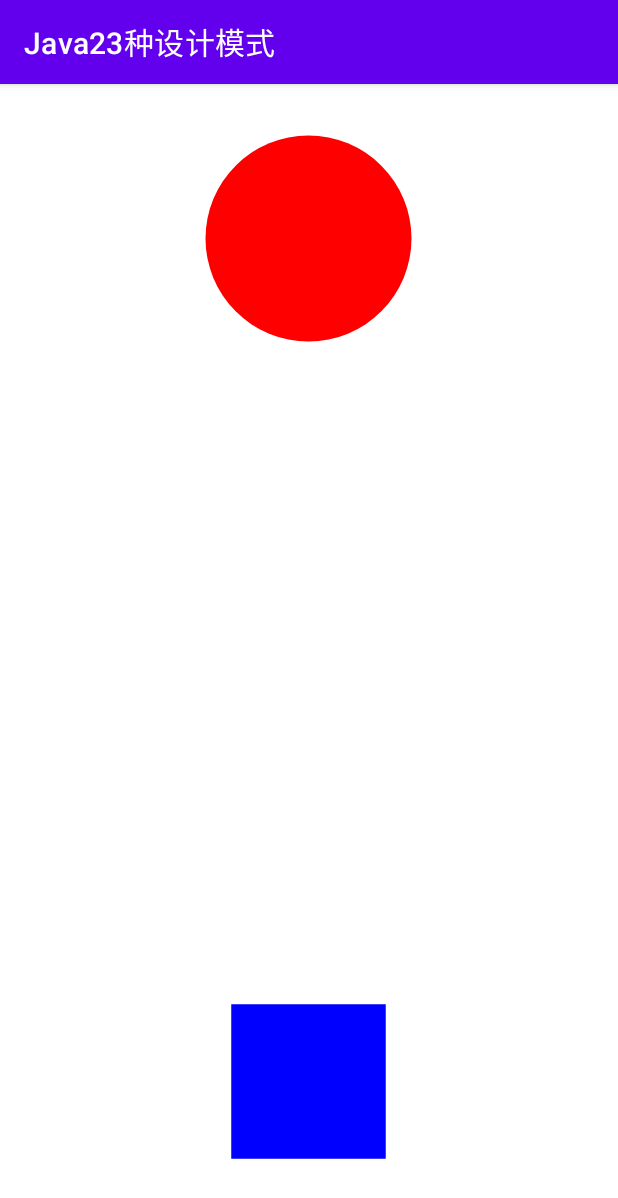
After one commit to joephone/JavaGangOfFour, an Android app: the FactoryMethodShapeActivity screen opened directly, with no data from a screen before it, on a phone screen of 412 x 824 dp. The commit adds this screen. Shown: the top 1198 px of the screen. Run offline under Robolectric (Android 15) with nearby library versions, the phone set to English and light mode, and no system bars.

Commit message:
工厂方法 factory method 模式

```diff
--- a/app/src/main/AndroidManifest.xml
+++ b/app/src/main/AndroidManifest.xml
@@ -35,6 +35,9 @@
             android:name="._01_creational.singleton.SingletonMainActivity"
             android:screenOrientation="portrait" />
 
+        <activity
+            android:name="._01_creational.factory.factorymethod.FactoryMethodShapeActivity"
+            android:screenOrientation="portrait" />
 
 
         <activity
--- /dev/null
+++ b/app/src/main/java/com/transcendence/gangoffour/_01_creational/factory/factorymethod/CircleView.java
@@ -0,0 +1,42 @@
+package com.transcendence.gangoffour._01_creational.factory.factorymethod;
+
+import android.content.Context;
+import android.graphics.Canvas;
+import android.graphics.Color;
+import android.graphics.Paint;
+import android.view.View;
+
+public class CircleView extends View implements ShapeView {
+    private final Paint paint;
+
+    public CircleView(Context context) {
+        super(context);
+        paint = new Paint();
+        paint.setColor(Color.RED);
+        paint.setStyle(Paint.Style.FILL);
+        paint.setAntiAlias(true); // 开启抗锯齿
+    }
+
+    @Override
+    public void draw(Canvas canvas) {
+        super.draw(canvas);
+//        float radius = Math.min(getWidth(), getHeight()) / 2f;
+//        canvas.drawCircle(getWidth()/2f, getHeight()/2f, radius, paint);
+
+        // 在View中心绘制圆形
+        float centerX = getWidth() / 2f;
+        float centerY = getHeight() / 2f;
+        float radius = Math.min(getWidth(), getHeight()) / 3f; // 取1/3尺寸作为半径
+        canvas.drawCircle(centerX, centerY, radius, paint);
+    }
+
+    @Override
+    public void layout(int left, int top, int right, int bottom) {
+        super.layout(left, top, right, bottom); // 调用View的原始布局方法
+    }
+
+    @Override
+    public View getView() {
+        return this;
+    }
+}
--- /dev/null
+++ b/app/src/main/java/com/transcendence/gangoffour/_01_creational/factory/factorymethod/FactoryMethodShapeActivity.java
@@ -0,0 +1,50 @@
+package com.transcendence.gangoffour._01_creational.factory.factorymethod;
+
+import android.os.Bundle;
+import android.view.Gravity;
+import android.widget.FrameLayout;
+
+import androidx.appcompat.app.AppCompatActivity;
+
+import com.transcendence.gangoffour.R;
+
+/**
+ * @author asus
+ */
+public class FactoryMethodShapeActivity extends AppCompatActivity {
+
+    private FrameLayout container;
+
+    @Override
+    protected void onCreate(Bundle savedInstanceState) {
+        super.onCreate(savedInstanceState);
+        setContentView(R.layout.activity_mode_factory_method);
+
+        FrameLayout container = findViewById(R.id.fl_container);
+
+        // 等待布局完成
+        container.post(() -> {
+            int viewSize = Math.min(container.getWidth(), container.getHeight()) / 2;
+
+            // 添加圆形View（上半部分）
+            CircleView circleView = new CircleView(this);
+            FrameLayout.LayoutParams circleParams = new FrameLayout.LayoutParams(
+                    viewSize,
+                    viewSize
+            );
+            circleParams.gravity = Gravity.TOP | Gravity.CENTER_HORIZONTAL;
+            container.addView(circleView, circleParams);
+
+            // 添加矩形View（下半部分）
+            RectangleView rectView = new RectangleView(this);
+            FrameLayout.LayoutParams rectParams = new FrameLayout.LayoutParams(
+                    viewSize,
+                    viewSize
+            );
+            rectParams.gravity = Gravity.BOTTOM | Gravity.CENTER_HORIZONTAL;
+            container.addView(rectView, rectParams);
+        });
+    }
+
+
+}
--- /dev/null
+++ b/app/src/main/java/com/transcendence/gangoffour/_01_creational/factory/factorymethod/RectangleView.java
@@ -0,0 +1,41 @@
+package com.transcendence.gangoffour._01_creational.factory.factorymethod;
+
+import android.content.Context;
+import android.graphics.Canvas;
+import android.graphics.Color;
+import android.graphics.Paint;
+import android.view.View;
+public class RectangleView extends View implements ShapeView {
+    private final Paint paint;
+
+    public RectangleView(Context context) {
+        super(context);
+        paint = new Paint();
+        paint.setColor(Color.BLUE);
+        paint.setStyle(Paint.Style.FILL);
+        paint.setAntiAlias(true); // 开启抗锯齿
+    }
+
+    @Override
+    public void draw(Canvas canvas) {
+        super.draw(canvas);
+//        canvas.drawRect(0, 0, getWidth(), getHeight(), paint);
+
+        // 在View中心绘制矩形
+        float width = getWidth() / 2f;  // 矩形宽度为View宽度的一半
+        float height = getHeight() / 2f; // 矩形高度为View高度的一半
+        float left = getWidth() / 2f - width / 2;
+        float top = getHeight() / 2f - height / 2;
+        canvas.drawRect(left, top, left + width, top + height, paint);
+    }
+
+    @Override
+    public void layout(int left, int top, int right, int bottom) {
+        super.layout(left, top, right, bottom); // 调用View的原始布局方法
+    }
+
+    @Override
+    public View getView() {
+        return this;
+    }
+}
--- /dev/null
+++ b/app/src/main/java/com/transcendence/gangoffour/_01_creational/factory/factorymethod/ShapeView.java
@@ -0,0 +1,13 @@
+package com.transcendence.gangoffour._01_creational.factory.factorymethod;
+
+import android.graphics.Canvas;
+import android.view.View;
+
+/**
+ * @author asus
+ */
+public interface ShapeView {
+    void draw(Canvas canvas);
+    void layout(int left, int top, int right, int bottom);
+    View getView();
+}
--- a/app/src/main/java/com/transcendence/gangoffour/main/AppConstantValue.java
+++ b/app/src/main/java/com/transcendence/gangoffour/main/AppConstantValue.java
@@ -1,5 +1,6 @@
 package com.transcendence.gangoffour.main;
 
+import com.transcendence.gangoffour._01_creational.factory.factorymethod.FactoryMethodShapeActivity;
 import com.transcendence.gangoffour._03_behavioral.MainBehavioralActivity;
 import com.transcendence.gangoffour._01_creational.CreationalMainActivity;
 import com.transcendence.gangoffour._01_creational.singleton.SingletonMainActivity;
@@ -20,8 +21,8 @@ public interface AppConstantValue {
 
     Class[] mainPatternsCreational = {
             SingletonMainActivity.class,
-            MainStructuralActivity.class,
-            MainBehavioralActivity.class
+            FactoryMethodShapeActivity.class,
+            FactoryMethodShapeActivity.class
     };
 
     Class[] mainPatternsCreationalSingleton = {
--- /dev/null
+++ b/app/src/main/res/layout/activity_mode_factory_method.xml
@@ -0,0 +1,9 @@
+<?xml version="1.0" encoding="utf-8"?>
+<!-- activity_shape.xml -->
+<FrameLayout
+    xmlns:android="http://schemas.android.com/apk/res/android"
+    android:id="@+id/fl_container"
+    android:layout_width="match_parent"
+    android:layout_height="match_parent"
+    android:background="#FFF">
+</FrameLayout>
--- a/app/src/main/res/values/colors.xml
+++ b/app/src/main/res/values/colors.xml
@@ -7,4 +7,6 @@
     <color name="teal_700">#FF018786</color>
     <color name="black">#FF000000</color>
     <color name="white">#FFFFFFFF</color>
+
+    <color name="colorLine">#ECECEC</color>
 </resources>
```
Also changed, not shown: app/src/main/java/com/transcendence/gangoffour/_01_creational/factory/factorymethod/ShapeViewFactoryManager.java (added, +63 -0 lines), app/src/main/java/com/transcendence/gangoffour/_01_creational/singleton/SingletonMainActivity.java (+16 -10 lines), app/src/main/res/layout/activity_mode.xml (+12 -5 lines), app/src/main/res/values/styles_line.xml (added, +13 -0 lines).
